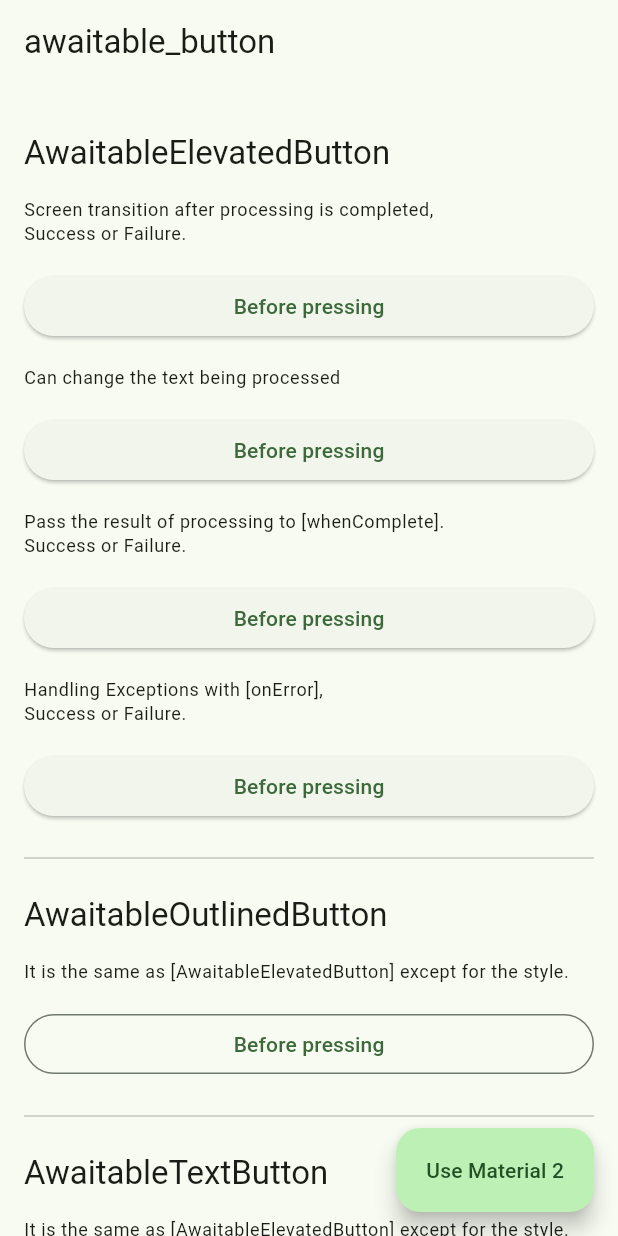
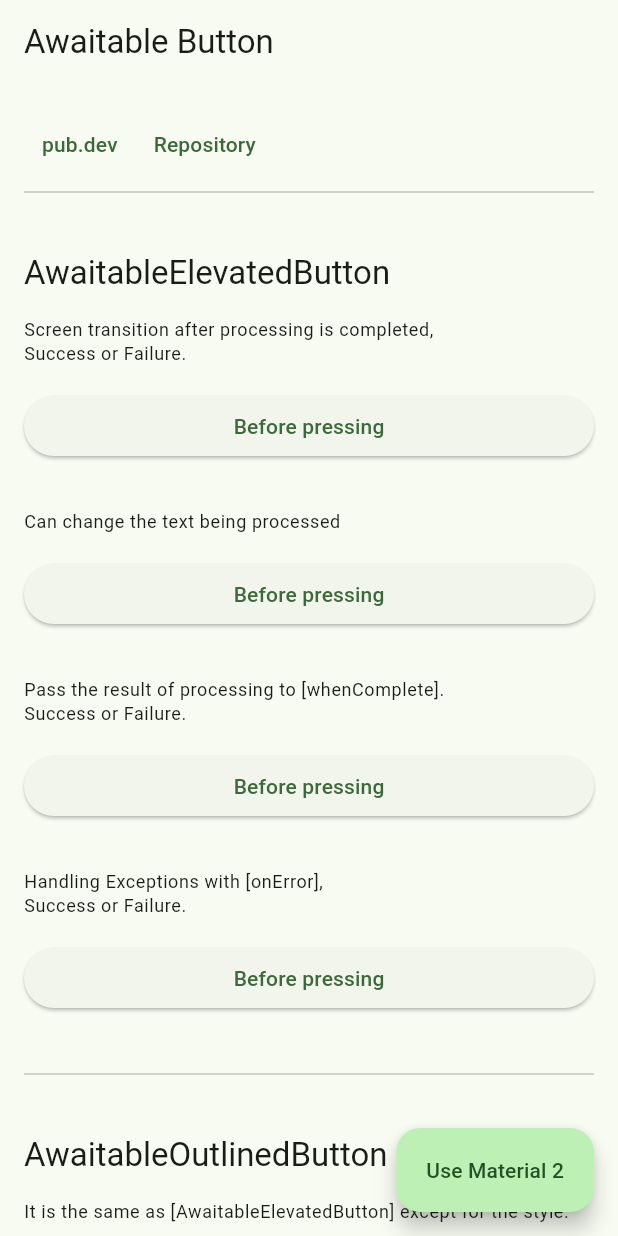
Before and after one commit to altive/awaitable_button, a Flutter app: the screen it shows after launch, on a phone screen of 412 x 824 dp. Run offline on Flutter 3.47's test engine with Material 2 defaults, Android fonts, the phone set to English and light mode, and no system bars.

Commit message:
chore: add pub and repository url links to example page.

```diff
--- a/packages/awaitable_button/example/lib/main.dart
+++ b/packages/awaitable_button/example/lib/main.dart
@@ -4,6 +4,7 @@ import 'dart:math';
 
 import 'package:awaitable_button/awaitable_button.dart';
 import 'package:flutter/material.dart';
+import 'package:url_launcher/url_launcher.dart';
 
 void main() {
   runApp(const MyApp());
@@ -22,7 +23,7 @@ class _MyAppState extends State<MyApp> {
   @override
   Widget build(BuildContext context) {
     return MaterialApp(
-      title: 'AwaitableButton Demo',
+      title: 'Awaitable Button',
       theme: ThemeData(
         useMaterial3: useMaterial3,
         colorSchemeSeed: useMaterial3 ? Colors.green : null,
@@ -58,7 +59,7 @@ class _MyHomePageState extends State<MyHomePage> {
   Widget build(BuildContext context) {
     return Scaffold(
       appBar: AppBar(
-        title: const Text('awaitable_button'),
+        title: const Text('Awaitable Button'),
       ),
       floatingActionButton: FloatingActionButton.extended(
         onPressed: widget.onFabPressed,
@@ -67,11 +68,33 @@ class _MyHomePageState extends State<MyHomePage> {
       body: ListView(
         padding: const EdgeInsets.all(16),
         children: <Widget>[
+          Wrap(
+            children: [
+              TextButton(
+                onPressed: () {
+                  launchUrl(
+                      Uri.parse('https://pub.dev/packages/awaitable_button'));
+                },
+                child: const Text('pub.dev'),
+              ),
+              TextButton(
+                onPressed: () {
+                  launchUrl(
+                    Uri.parse(
+                      'https://github.com/altive/flutter_widgets/tree/main/packages/awaitable_button',
+                    ),
+                  );
+                },
+                child: const Text('Repository'),
+              ),
+            ],
+          ),
           _Button(
             title: 'AwaitableElevatedButton',
             description: '''
 Screen transition after processing is completed,
 Success or Failure.''',
+            useDivider: true,
             button: AwaitableElevatedButton<void>(
               onPressed: () async {
                 await Future<void>.delayed(const Duration(seconds: 2));
@@ -172,11 +195,11 @@ Success or Failure.''',
               child: const Text('Before pressing'),
             ),
           ),
-          const Divider(),
           _Button(
             title: 'AwaitableOutlinedButton',
             description: 'It is the same as [AwaitableElevatedButton] '
                 'except for the style.',
+            useDivider: true,
             button: AwaitableOutlinedButton<void>(
               onPressed: () async {
                 await Future<void>.delayed(const Duration(seconds: 2));
@@ -185,11 +208,11 @@ Success or Failure.''',
               child: const Text('Before pressing'),
             ),
           ),
-          const Divider(),
           _Button(
             title: 'AwaitableTextButton',
             description: 'It is the same as [AwaitableElevatedButton] '
                 'except for the style.',
+            useDivider: true,
             button: AwaitableTextButton<void>(
               onPressed: () async {
                 await Future<void>.delayed(const Duration(seconds: 2));
@@ -198,12 +221,12 @@ Success or Failure.''',
               child: const Text('Before pressing'),
             ),
           ),
-          const Divider(),
           if (widget.useMaterial3) ...[
             _Button(
               title: 'AwaitableFilledButton',
               description: 'It is the same as [AwaitableElevatedButton] '
                   'except for the style.',
+              useDivider: true,
               button: AwaitableFilledButton<void>(
                 onPressed: () async {
                   await Future<void>.delayed(const Duration(seconds: 2));
@@ -212,11 +235,11 @@ Success or Failure.''',
                 child: const Text('Before pressing'),
               ),
             ),
-            const Divider(),
             _Button(
               title: 'AwaitableFilledTonalButton',
               description: 'It is the same as [AwaitableElevatedButton] '
                   'except for the style.',
+              useDivider: true,
               button: AwaitableFilledTonalButton<void>(
                 onPressed: () async {
                   await Future<void>.delayed(const Duration(seconds: 2));
@@ -225,11 +248,11 @@ Success or Failure.''',
                 child: const Text('Before pressing'),
               ),
             ),
-            const Divider(),
           ],
           _Button(
             title: 'AwaitableIconButton',
             description: 'Success or Failure handling',
+            useDivider: true,
             button: AwaitableIconButton<void>(
               onPressed: () async {
                 await Future<void>.delayed(const Duration(seconds: 2));
@@ -271,13 +294,7 @@ Success or Failure.''',
               icon: const Icon(Icons.timer),
             ),
           ),
-        ].fold([], (widgets, next) {
-          return widgets
-            ..addAll([
-              const SizedBox(height: 16),
-              next,
-            ]);
-        }),
+        ],
       ),
     );
   }
@@ -288,11 +305,13 @@ class _Button extends StatelessWidget {
     this.title,
     required this.description,
     required this.button,
+    this.useDivider = false,
   });
 
   final String? title;
   final String description;
   final Widget button;
+  final bool useDivider;
 
   @override
   Widget build(BuildContext context) {
@@ -300,6 +319,10 @@ class _Button extends StatelessWidget {
     return Column(
       crossAxisAlignment: CrossAxisAlignment.stretch,
       children: [
+        if (useDivider) ...[
+          const Divider(),
+          const SizedBox(height: 32),
+        ],
         if (title != null) ...[
           Text(
             title,
@@ -313,6 +336,7 @@ class _Button extends StatelessWidget {
         ),
         const SizedBox(height: 16),
         button,
+        const SizedBox(height: 32),
       ],
     );
   }
--- a/packages/awaitable_button/example/pubspec.yaml
+++ b/packages/awaitable_button/example/pubspec.yaml
@@ -11,6 +11,7 @@ dependencies:
     path: ../
   flutter:
     sdk: flutter
+  url_launcher: ^6.1.2
 
 dev_dependencies:
   altive_lints: ^1.1.0
```
Also changed, not shown: packages/awaitable_button/example/pubspec.lock.
